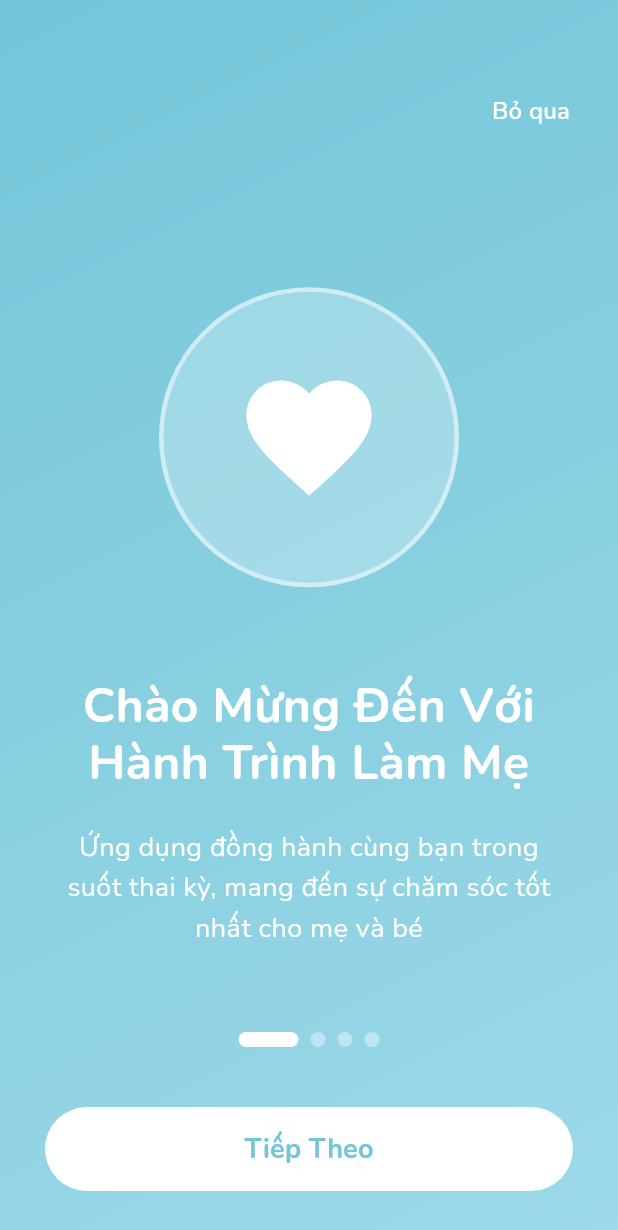
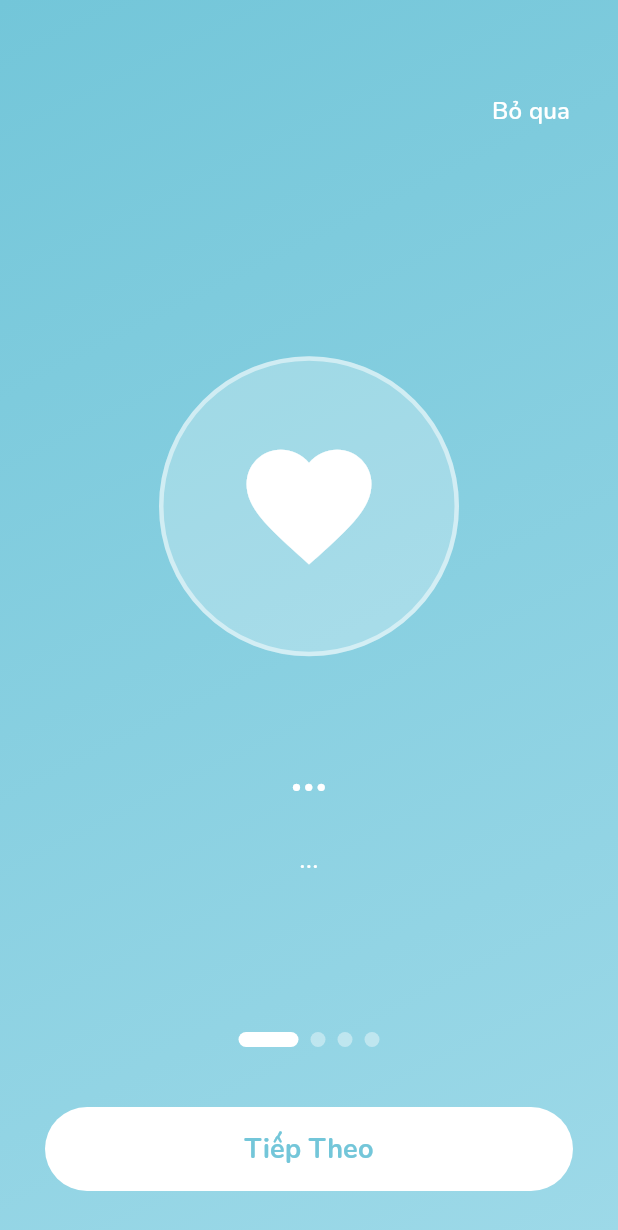
Before and after one commit to Khanshh/P-inno, a Flutter app: the screen it shows after launch, on a phone screen of 412 x 824 dp. Shown: the top 1230 px of the screen. Run offline on Flutter 3.47's test engine with Material 3 defaults, Android fonts, the phone set to English and light mode, and no system bars; drawn by our look-alikes of smooth_page_indicator; our stand-ins replace google_fonts.

Commit message:
[FIX] mock data onboarding

```diff
--- a/lib/screens/onboarding_screen.dart
+++ b/lib/screens/onboarding_screen.dart
@@ -17,8 +17,8 @@ class _OnboardingScreenState extends State<OnboardingScreen> {
 
   final List<Map<String, dynamic>> _pages = [
     {
-      'title': 'Chào Mừng Đến Với\nHành Trình Làm Mẹ',
-      'description': 'Ứng dụng đồng hành cùng bạn trong suốt thai kỳ, mang đến sự chăm sóc tốt nhất cho mẹ và bé',
+      'title': '...',
+      'description': '...',
       'icon': Icons.favorite,
       'colors': [
         const Color(0xFF73C6D9), // Xanh ngọc chính
@@ -26,8 +26,8 @@ class _OnboardingScreenState extends State<OnboardingScreen> {
       ],
     },
     {
-      'title': 'Theo Dõi Sức Khỏe\nToàn Diện',
-      'description': 'Ghi chép các chỉ số quan trọng như cân nặng, huyết áp, và sự phát triển của bé',
+      'title': '...',
+      'description': '...',
       'icon': Icons.monitor_heart,
       'colors': [
         const Color(0xFF5BB8CE), // Xanh ngọc đậm hơn
@@ -35,8 +35,8 @@ class _OnboardingScreenState extends State<OnboardingScreen> {
       ],
     },
     {
-      'title': 'Lời Khuyên Từ\nChuyên Gia',
-      'description': 'Nhận thông tin và lời khuyên hữu ích theo từng giai đoạn thai kỳ của bạn',
+      'title': '...',
+      'description': '...',
       'icon': Icons.medical_services,
       'colors': [
         const Color(0xFF73C6D9), // Xanh ngọc chính
@@ -44,8 +44,8 @@ class _OnboardingScreenState extends State<OnboardingScreen> {
       ],
     },
     {
-      'title': 'Sẵn Sàng\nBắt Đầu?',
-      'description': 'Hãy cùng nhau bắt đầu hành trình tuyệt vời này và chăm sóc sức khỏe thai sản một cách tốt nhất',
+      'title': '...',
+      'description': '...',
       'icon': Icons.rocket_launch,
       'colors': [
         const Color(0xFF4DADC2), // Xanh ngọc đậm
```
